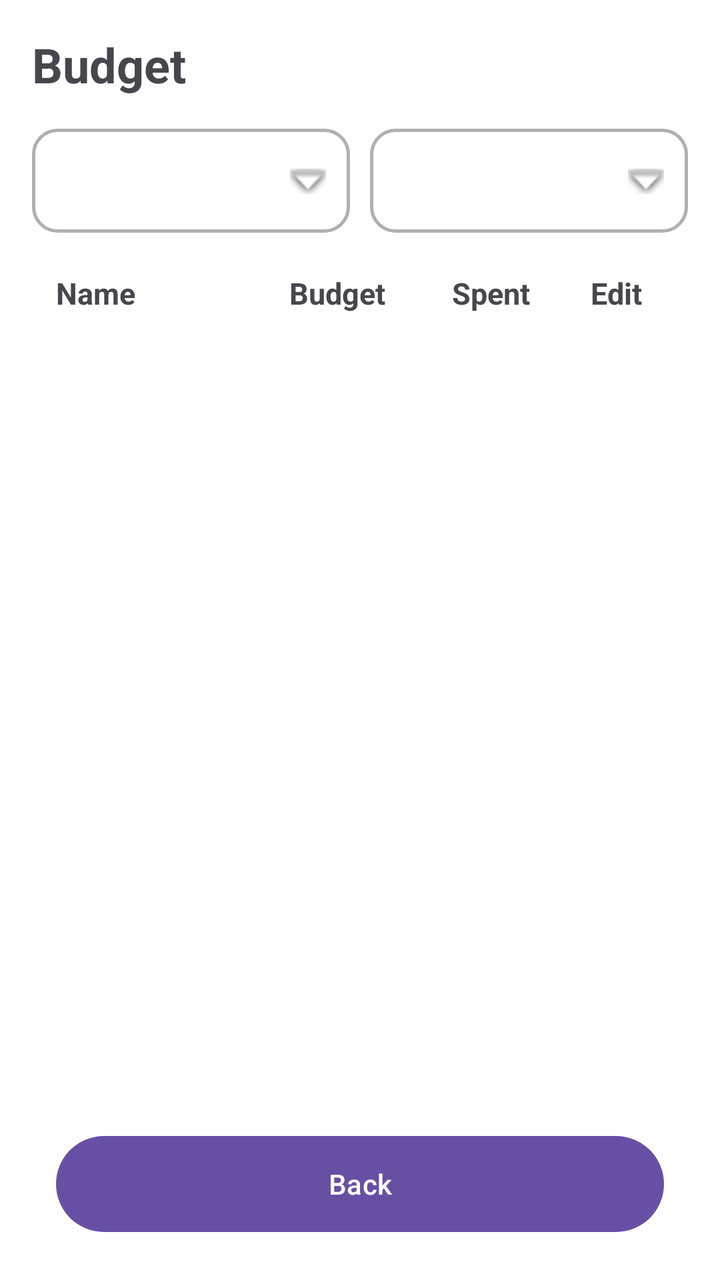
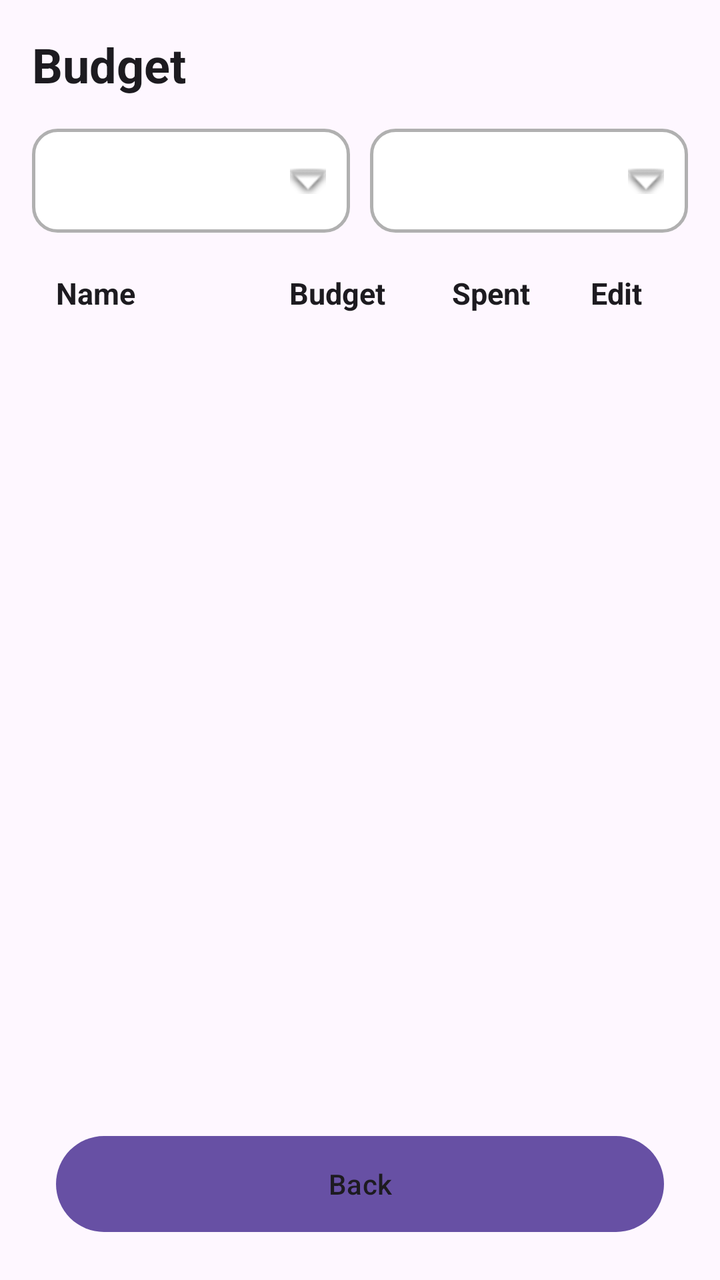

Before-and-after screenshots of an Android layout around one commit, followed by the original layout XML and the change that was made.
<!-- AndroidManifest.xml: application theme Theme.Sample_project -->
<!-- res/layout/activity_budget.xml -->
<?xml version="1.0" encoding="utf-8"?>
<LinearLayout xmlns:android="http://schemas.android.com/apk/res/android"
    android:layout_width="match_parent"
    android:layout_height="match_parent"
    android:orientation="vertical"
    android:padding="16dp">

    
    <TextView
        android:id="@+id/tvBudgetTitle"
        android:layout_width="wrap_content"
        android:layout_height="wrap_content"
        android:layout_marginBottom="16dp"
        android:text="Budget"
        android:textSize="24sp"
        android:textStyle="bold" />

    
    <LinearLayout
        android:layout_width="match_parent"
        android:layout_height="wrap_content"
        android:layout_marginBottom="12dp"
        android:orientation="horizontal">

        
        <FrameLayout
            android:layout_width="0dp"
            android:layout_height="52dp"
            android:layout_weight="1"
            android:background="@drawable/bg_spinner_box"
            android:clickable="false"
            android:focusable="false">

            <Spinner
                android:id="@+id/spinnerYear"
                android:layout_width="match_parent"
                android:layout_height="match_parent"
                android:background="@android:color/transparent"
                android:paddingStart="12dp"
                android:paddingEnd="36dp"
                android:spinnerMode="dropdown" />

            <ImageView
                android:layout_width="18dp"
                android:layout_height="18dp"
                android:layout_gravity="end|center_vertical"
                android:layout_marginEnd="12dp"
                android:contentDescription="Open year selector"
                android:src="@android:drawable/arrow_down_float" />
        </FrameLayout>

        
        <FrameLayout
            android:layout_width="0dp"
            android:layout_height="52dp"
            android:layout_weight="1"
            android:layout_marginStart="10dp"
            android:background="@drawable/bg_spinner_box"
            android:clickable="false"
            android:focusable="false">

            <Spinner
                android:id="@+id/spinnerMonth"
                android:layout_width="match_parent"
                android:layout_height="match_parent"
                android:background="@android:color/transparent"
                android:paddingStart="12dp"
                android:paddingEnd="36dp"
                android:spinnerMode="dropdown" />

            <ImageView
                android:layout_width="18dp"
                android:layout_height="18dp"
                android:layout_gravity="end|center_vertical"
                android:layout_marginEnd="12dp"
                android:contentDescription="Open month selector"
                android:src="@android:drawable/arrow_down_float" />
        </FrameLayout>
    </LinearLayout>

    
    <LinearLayout
        android:layout_width="match_parent"
        android:layout_height="wrap_content"
        android:layout_marginBottom="4dp"
        android:orientation="horizontal"
        android:paddingStart="12dp"
        android:paddingTop="8dp"
        android:paddingEnd="12dp"
        android:paddingBottom="8dp">

        <TextView
            android:layout_width="0dp"
            android:layout_height="wrap_content"
            android:layout_weight="2"
            android:text="Name"
            android:textSize="15sp"
            android:textStyle="bold" />

        <TextView
            android:layout_width="0dp"
            android:layout_height="wrap_content"
            android:layout_weight="1.5"
            android:gravity="center"
            android:text="Budget"
            android:textSize="15sp"
            android:textStyle="bold" />

        <TextView
            android:layout_width="0dp"
            android:layout_height="wrap_content"
            android:layout_weight="1.5"
            android:gravity="center"
            android:text="Spent"
            android:textSize="15sp"
            android:textStyle="bold" />

        <TextView
            android:layout_width="48dp"
            android:layout_height="wrap_content"
            android:gravity="center"
            android:text="Edit"
            android:textSize="15sp"
            android:textStyle="bold" />
    </LinearLayout>

    
    <androidx.recyclerview.widget.RecyclerView
        android:id="@+id/rvBudgetList"
        android:layout_width="match_parent"
        android:layout_height="0dp"
        android:layout_weight="1" />

    
    <Button
        android:id="@+id/btnBackBudget"
        android:layout_width="match_parent"
        android:layout_height="wrap_content"
        android:layout_marginStart="12dp"
        android:layout_marginTop="16dp"
        android:layout_marginEnd="12dp"
        android:layout_marginBottom="8dp"
        android:background="@drawable/bg_back_button"
        android:text="Back"
        android:textAllCaps="false"
        android:textColor="@android:color/white" />
</LinearLayout>
<!-- resources referenced by this layout -->
<resources>
  <!-- drawable bg_back_button (drawable) -->
  <?xml version="1.0" encoding="utf-8"?>
  <shape xmlns:android="http://schemas.android.com/apk/res/android"
      android:shape="rectangle">
      <solid android:color="#6A4FB3" />
      <corners android:radius="28dp" />
  </shape>
  <!-- drawable bg_spinner_box (drawable) -->
  <?xml version="1.0" encoding="utf-8"?>
  <shape xmlns:android="http://schemas.android.com/apk/res/android"
      android:shape="rectangle">
      <solid android:color="@android:color/white" />
      <stroke
          android:width="1.5dp"
          android:color="#B0B0B0" />
      <corners android:radius="12dp" />
  </shape>
  <style name="Theme.Sample_project" parent="Base.Theme.Sample_project" />
  <style name="Base.Theme.Sample_project" parent="Theme.Material3.DayNight.NoActionBar">
          
          
          <item name="android:windowBackground">@color/cardview_light_background</item>
      </style>
</resources>

<!-- the commit's change to res/layout/activity_budget.xml (unified diff, before → after) -->
@@ -3,7 +3,8 @@
     android:layout_width="match_parent"
     android:layout_height="match_parent"
     android:orientation="vertical"
-    android:padding="16dp">
+    android:padding="16dp"
+    android:background="?attr/colorSurface">
 
     
     <TextView
@@ -12,6 +13,7 @@
         android:layout_height="wrap_content"
         android:layout_marginBottom="16dp"
         android:text="Budget"
+        android:textColor="?attr/colorOnSurface"
         android:textSize="24sp"
         android:textStyle="bold" />
 
@@ -94,6 +96,7 @@
             android:layout_height="wrap_content"
             android:layout_weight="2"
             android:text="Name"
+            android:textColor="?attr/colorOnSurface"
             android:textSize="15sp"
             android:textStyle="bold" />
 
@@ -103,6 +106,7 @@
             android:layout_weight="1.5"
             android:gravity="center"
             android:text="Budget"
+            android:textColor="?attr/colorOnSurface"
             android:textSize="15sp"
             android:textStyle="bold" />
 
@@ -112,6 +116,7 @@
             android:layout_weight="1.5"
             android:gravity="center"
             android:text="Spent"
+            android:textColor="?attr/colorOnSurface"
             android:textSize="15sp"
             android:textStyle="bold" />
 
@@ -120,6 +125,7 @@
             android:layout_height="wrap_content"
             android:gravity="center"
             android:text="Edit"
+            android:textColor="?attr/colorOnSurface"
             android:textSize="15sp"
             android:textStyle="bold" />
     </LinearLayout>
@@ -143,5 +149,5 @@
         android:background="@drawable/bg_back_button"
         android:text="Back"
         android:textAllCaps="false"
-        android:textColor="@android:color/white" />
+        android:textColor="?attr/colorOnSurface" />
 </LinearLayout>
<!-- resource entries referenced after the edit -->
@@ -19,9 +19,6 @@
   </shape>
   <style name="Theme.Sample_project" parent="Base.Theme.Sample_project" />
   <style name="Base.Theme.Sample_project" parent="Theme.Material3.DayNight.NoActionBar">
-          
-          
-          <item name="android:windowBackground">@color/cardview_light_background</item>
       </style>
 </resources>
 
